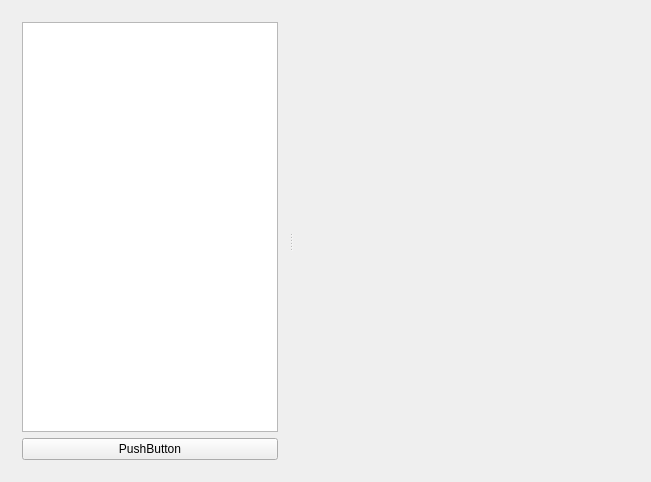
Above: libs/main/KoOpenPaneBase.ui from KDE/krita before the change. Below: the same form after it.
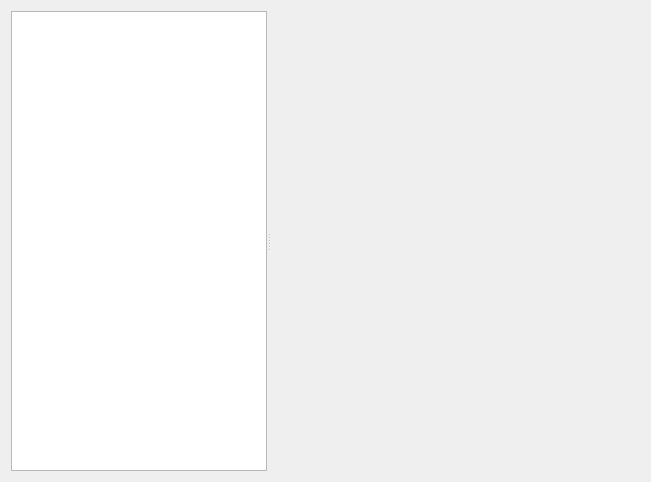
That is the form after the change.

Patch:
```diff
--- a/libs/main/KoOpenPaneBase.ui
+++ b/libs/main/KoOpenPaneBase.ui
@@ -10,22 +10,13 @@
     <height>482</height>
    </rect>
   </property>
-  <layout class="QHBoxLayout" name="horizontalLayout">
+  <layout class="QVBoxLayout" name="verticalLayout">
    <item>
     <widget class="QSplitter" name="splitter">
      <property name="orientation">
       <enum>Qt::Horizontal</enum>
      </property>
-     <widget class="QWidget" name="layoutWidget">
-      <layout class="QVBoxLayout" name="verticalLayout">
-       <item>
         <widget class="QTreeWidget" name="m_sectionList">
-         <property name="sizePolicy">
-          <sizepolicy hsizetype="Expanding" vsizetype="Expanding">
-           <horstretch>0</horstretch>
-           <verstretch>0</verstretch>
-          </sizepolicy>
-         </property>
          <property name="iconSize">
           <size>
            <width>48</width>
@@ -53,16 +44,6 @@
           </property>
          </column>
         </widget>
-       </item>
-       <item>
-        <widget class="QPushButton" name="m_openExistingButton">
-         <property name="text">
-          <string>PushButton</string>
-         </property>
-        </widget>
-       </item>
-      </layout>
-     </widget>
      <widget class="QStackedWidget" name="m_widgetStack">
       <property name="sizePolicy">
        <sizepolicy hsizetype="Preferred" vsizetype="Preferred">
@@ -76,8 +57,6 @@
    </item>
   </layout>
  </widget>
- <layoutdefault spacing="6" margin="11"/>
- <layoutfunction spacing="KDialog::spacingHint" margin="KDialog::marginHint"/>
  <resources/>
  <connections/>
 </ui>
```
Lines whose indentation alone changed are shown as unchanged.
